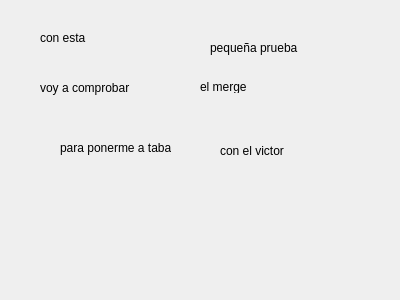
This is labels_dialog.ui in husaia/prueba_qt_github as Qt 5 draws it before an edit. The edited form follows.
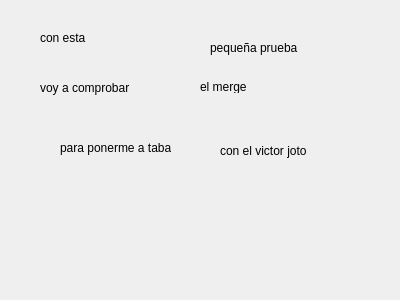
This is the edited form.

Commit message: segunda modificacion de labales

```diff
--- a/labels_dialog.ui
+++ b/labels_dialog.ui
@@ -88,7 +88,7 @@
     </rect>
    </property>
    <property name="text">
-    <string>con el victor</string>
+    <string>con el victor joto</string>
    </property>
   </widget>
  </widget>
```
